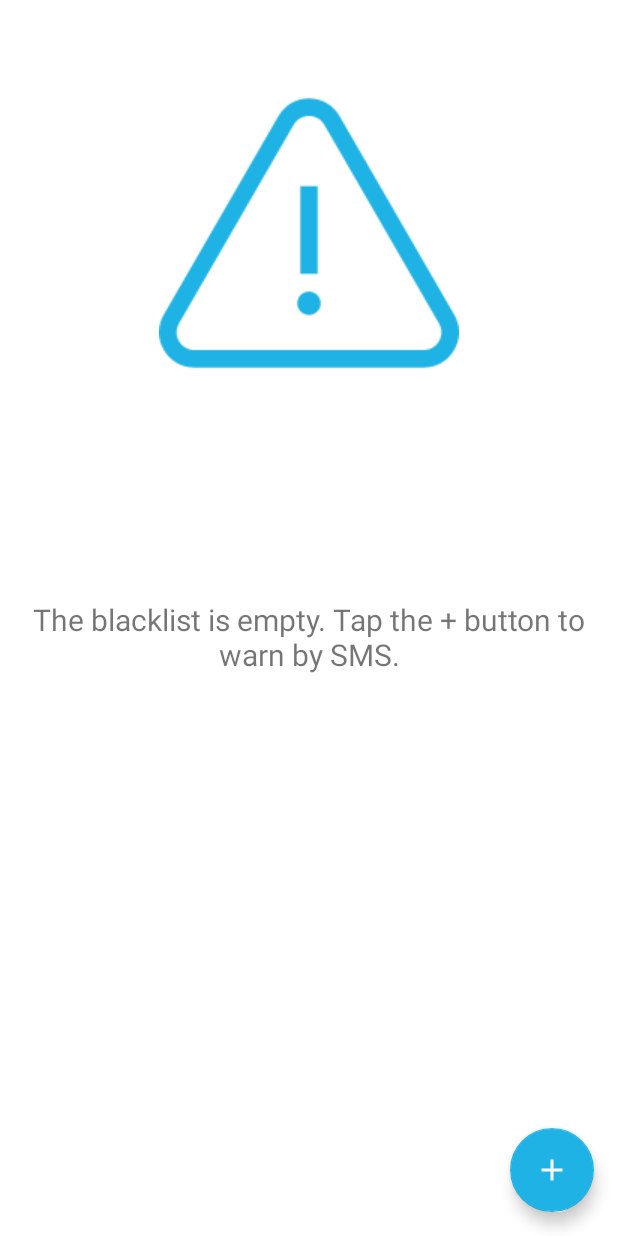
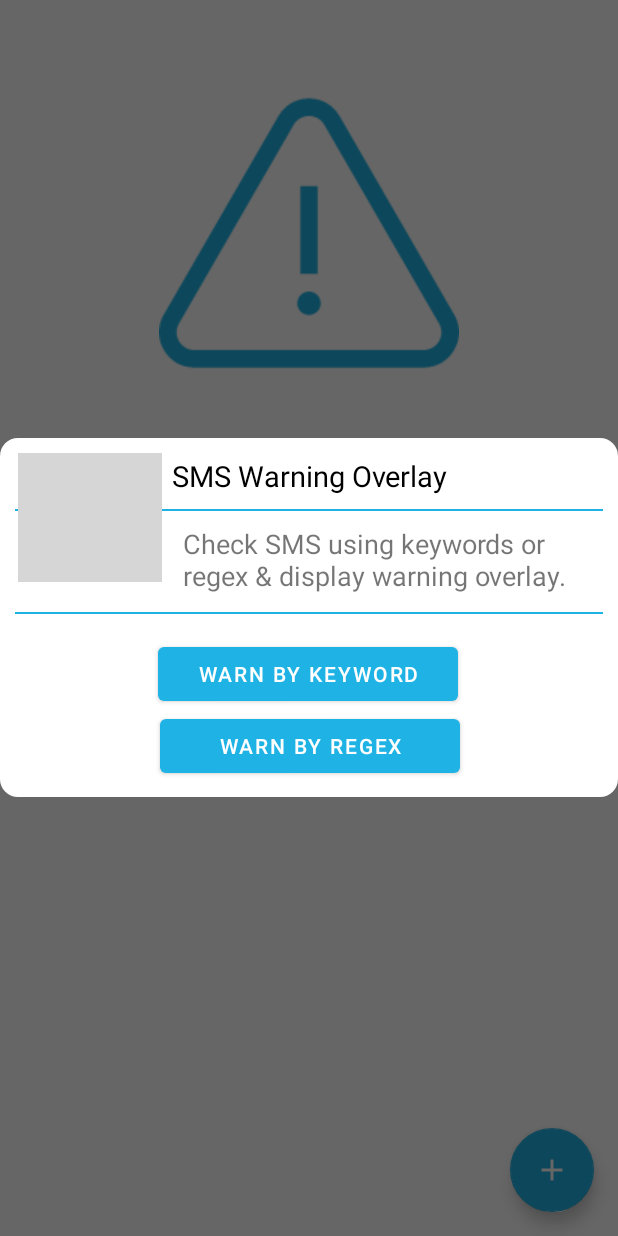
Before and after one commit to code-Adrian/Anti-Spam, an Android app: the fragment Smsblacklist shown on its own in the app's theme, after a tap on "Add blacklisting", on a phone screen of 412 x 824 dp. Run offline under Robolectric (Android 15) with nearby library versions, the phone set to English and light mode, and no system bars; grey boxes are pictures that could not be loaded.

Commit message:
Dialogs & Dialog Layouts - SMSOptionsDialog.kt with smsblacklist_options_dialog.xml layout added to provide warning options. - KeywordBlockDialog.kt with smsblacklist_keywordblock_dialog.xml layout added to add keyword for warning functionality. - SMSRegexBlockDialog.kt with smsblacklist_regexblock_dialog.xml layout added to add keyword for warning functionality.

```diff
--- /dev/null
+++ b/app/src/main/java/com/ab/anti_spam/ui/smsblacklist/SMSOptionsDialog.kt
@@ -0,0 +1,47 @@
+package com.ab.anti_spam.ui.smsblacklist
+
+import android.graphics.Color
+import android.graphics.drawable.ColorDrawable
+import android.os.Bundle
+import android.view.LayoutInflater
+import android.view.View
+import android.view.ViewGroup
+import androidx.fragment.app.DialogFragment
+import androidx.navigation.fragment.findNavController
+import com.ab.anti_spam.R
+import com.ab.anti_spam.databinding.SmsblacklistOptionsDialogBinding
+
+class SMSOptionsDialog: DialogFragment() {
+
+    private var _fragBinding: SmsblacklistOptionsDialogBinding? = null
+    private val fragBinding get() = _fragBinding!!
+
+    override fun onCreateView(
+        inflater: LayoutInflater,
+        container: ViewGroup?,
+        savedInstanceState: Bundle?
+    ): View? {
+
+        _fragBinding = SmsblacklistOptionsDialogBinding.inflate(inflater, container, false)
+        val root = fragBinding.root
+        dialog?.window?.setBackgroundDrawable(ColorDrawable(Color.TRANSPARENT))
+
+        listeners()
+
+
+
+        return root
+    }
+
+    private fun listeners(){
+        fragBinding.keywordBlock.setOnClickListener{
+            dismiss()
+            findNavController().navigate(R.id.action_nav_sms_blacklist_to_keywordBlockDialog)
+        }
+        fragBinding.regexBlock.setOnClickListener{
+            dismiss()
+            findNavController().navigate(R.id.action_nav_sms_blacklist_to_SMSRegexBlockDialog)
+        }
+    }
+
+}
--- a/app/src/main/java/com/ab/anti_spam/ui/smsblacklist/Smsblacklist.kt
+++ b/app/src/main/java/com/ab/anti_spam/ui/smsblacklist/Smsblacklist.kt
@@ -36,14 +36,14 @@ class Smsblacklist : Fragment() {
         val root = fragBinding.root
 
         fragBinding.fab.setOnClickListener{
-            //Dialog
+            val optionsDialog = SMSOptionsDialog()
+            optionsDialog.show(parentFragmentManager,null)
         }
 
         observer()
 
         return root
     }
-
 
 
     private fun observer(){
--- /dev/null
+++ b/app/src/main/res/layout/smsblacklist_options_dialog.xml
@@ -0,0 +1,102 @@
+<?xml version="1.0" encoding="utf-8"?>
+<androidx.constraintlayout.widget.ConstraintLayout xmlns:android="http://schemas.android.com/apk/res/android"
+    xmlns:app="http://schemas.android.com/apk/res-auto"
+    xmlns:tools="http://schemas.android.com/tools"
+    android:layout_width="match_parent"
+    android:layout_height="match_parent"
+    android:background="@drawable/dialog_background"
+    android:gravity="center"
+    android:minWidth="280dp">
+
+    <TextView
+        android:id="@+id/header"
+        android:layout_width="wrap_content"
+        android:layout_height="wrap_content"
+        android:layout_alignParentStart="true"
+        android:layout_alignParentTop="true"
+        android:layout_gravity="center_horizontal"
+        android:gravity="center_horizontal"
+        android:paddingTop="2dp"
+        android:text="SMS Warning Overlay"
+        android:textColor="@color/black"
+        android:textSize="19sp"
+        app:layout_constraintEnd_toEndOf="parent"
+        app:layout_constraintStart_toStartOf="parent"
+        app:layout_constraintTop_toTopOf="parent" />
+
+    <View
+        android:id="@+id/view"
+        android:layout_width="match_parent"
+        android:layout_height="1dp"
+        android:layout_marginTop="9dp"
+        android:background="@color/blueish"
+        app:layout_constraintEnd_toEndOf="parent"
+        app:layout_constraintStart_toStartOf="parent"
+        app:layout_constraintTop_toBottomOf="@+id/header" />
+
+
+    <ImageView
+        android:id="@+id/question_mark"
+        android:layout_width="wrap_content"
+        android:layout_height="wrap_content"
+        android:layout_marginStart="2dp"
+        android:layout_marginTop="17dp"
+        android:layout_marginBottom="20dp"
+        android:background="@drawable/infomark"
+        app:layout_constraintBottom_toTopOf="@+id/view2"
+        app:layout_constraintStart_toStartOf="parent"
+        app:layout_constraintTop_toBottomOf="@+id/view"
+        app:layout_constraintVertical_bias="1.0" />
+
+    <TextView
+        android:id="@+id/textView2"
+        android:layout_width="wrap_content"
+        android:layout_height="wrap_content"
+        android:layout_marginTop="9dp"
+        android:text='Check SMS using keywords or \nregex &amp; display warning overlay.'
+        android:textSize="18sp"
+        app:layout_constraintEnd_toEndOf="parent"
+        app:layout_constraintHorizontal_bias="0.356"
+        app:layout_constraintStart_toEndOf="@+id/question_mark"
+        app:layout_constraintTop_toBottomOf="@+id/view" />
+
+    <View
+        android:id="@+id/view2"
+        android:layout_width="match_parent"
+        android:layout_height="1dp"
+        android:layout_marginTop="12dp"
+        android:background="@color/blueish"
+        app:layout_constraintEnd_toEndOf="parent"
+        app:layout_constraintHorizontal_bias="0.526"
+        app:layout_constraintStart_toStartOf="parent"
+        app:layout_constraintTop_toBottomOf="@+id/textView2" />
+
+    <Button
+        android:id="@+id/keyword_block"
+        android:layout_width="wrap_content"
+        android:layout_height="wrap_content"
+        android:layout_marginTop="95dp"
+        android:width="200dp"
+        android:text="@string/warn_by_keyword"
+        app:layout_constraintEnd_toEndOf="parent"
+        app:layout_constraintHorizontal_bias="0.497"
+        app:layout_constraintStart_toStartOf="parent"
+        app:layout_constraintTop_toBottomOf="@+id/header">
+
+    </Button>
+
+    <Button
+        android:id="@+id/regex_block"
+        android:layout_width="wrap_content"
+        android:layout_height="wrap_content"
+        android:width="200dp"
+        android:text="@string/warn_by_regex"
+        app:layout_constraintEnd_toEndOf="parent"
+        app:layout_constraintHorizontal_bias="0.502"
+        app:layout_constraintStart_toStartOf="parent"
+        app:layout_constraintTop_toBottomOf="@+id/keyword_block" />
+
+
+
+
+</androidx.constraintlayout.widget.ConstraintLayout>
--- a/app/src/main/res/values/strings.xml
+++ b/app/src/main/res/values/strings.xml
@@ -50,6 +50,12 @@
     <string name="block_regex">Regex Block</string>
     <string name="personal_sms_black_list_image">personal sms black list image</string>
     <string name="PBS_text">The blacklist is empty. Tap the + button to warn by SMS.</string>
+    <string name="block_by_keyword">Block by keyword</string>
+    <string name="keyword_warning">Keyword Warning</string>
+    <string name="warn_by_keyword">Warn by keyword</string>
+    <string name="hint_keyword">https://bit.ly/3TKVfjZ</string>
+    <string name="regex_warning">Regex Warning</string>
+    <string name="warn_by_regex">Warn by regex</string>
 
     <string-array name="countries">
         <item>Afghanistan (+93)</item>
```
Also changed, not shown: app/src/main/java/com/ab/anti_spam/ui/smsblacklist/KeywordBlockDialog.kt (added, +58 -0 lines), app/src/main/java/com/ab/anti_spam/ui/smsblacklist/SMSRegexBlockDialog.kt (added, +56 -0 lines), app/src/main/res/layout/smsblacklist_keywordblock_dialog.xml (added, +63 -0 lines), app/src/main/res/layout/smsblacklist_regexblock_dialog.xml (added, +64 -0 lines), app/src/main/res/navigation/mobile_navigation.xml (+35 -1 lines).
